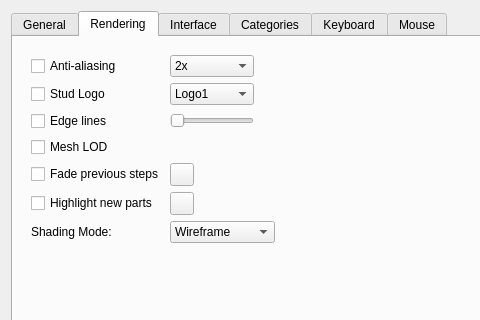
The window that qt/lc_qpreferencesdialog.ui (leozide/leocad) describes before a commit, drawn with Qt 5; both pictures show x 0 to 480 and y 0 to 320 of the 598 by 505 pixel window.
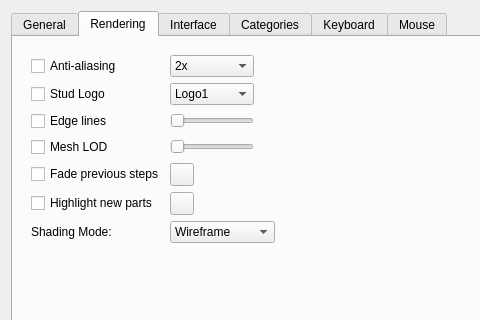
The same window after the commit. The open tabs and pages were chosen to show the change. Icons and pictures are not drawn.

Commit message: Added mesh LOD distance option.

```diff
--- a/qt/lc_qpreferencesdialog.ui
+++ b/qt/lc_qpreferencesdialog.ui
@@ -7,7 +7,7 @@
     <x>0</x>
     <y>0</y>
     <width>598</width>
-    <height>494</height>
+    <height>503</height>
    </rect>
   </property>
   <property name="windowTitle">
@@ -499,6 +499,29 @@
             </property>
            </widget>
           </item>
+          <item row="3" column="1">
+           <widget class="QSlider" name="MeshLODSlider">
+            <property name="sizePolicy">
+             <sizepolicy hsizetype="Minimum" vsizetype="Fixed">
+              <horstretch>0</horstretch>
+              <verstretch>0</verstretch>
+             </sizepolicy>
+            </property>
+            <property name="orientation">
+             <enum>Qt::Horizontal</enum>
+            </property>
+            <property name="tickPosition">
+             <enum>QSlider::NoTicks</enum>
+            </property>
+           </widget>
+          </item>
+          <item row="3" column="3">
+           <widget class="QLabel" name="MeshLODLabel">
+            <property name="text">
+             <string/>
+            </property>
+           </widget>
+          </item>
          </layout>
         </widget>
        </item>
```
Left out of the diff: 3 changed lines with no effect on the pictures. The commit also changes 10 other files.
